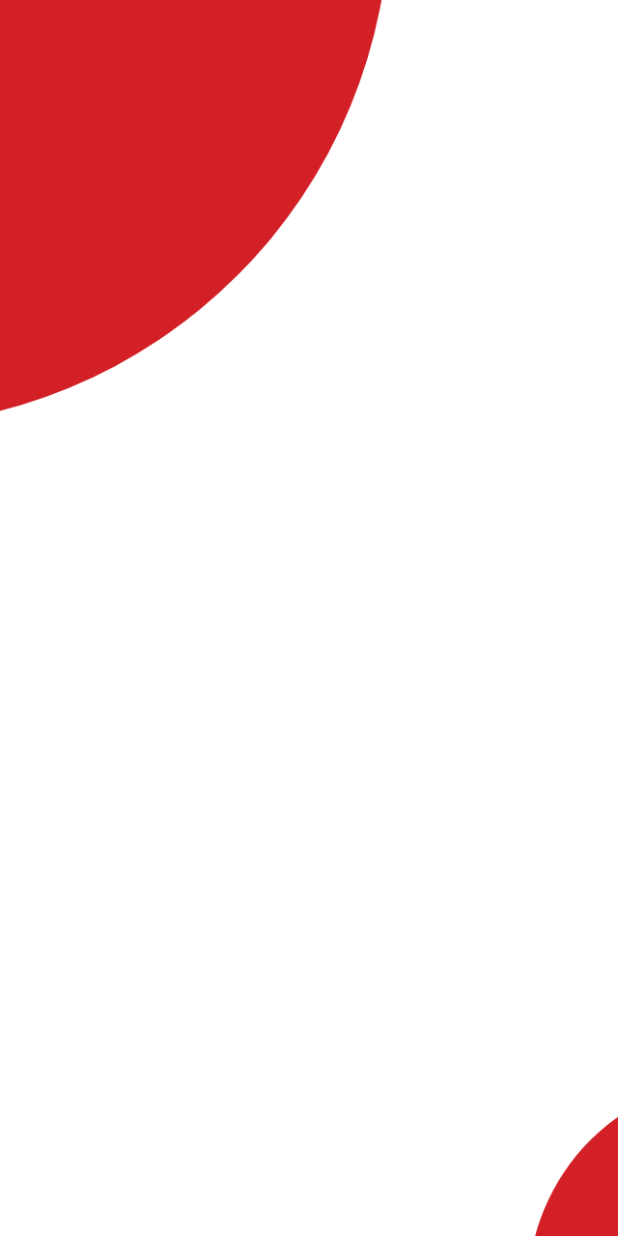
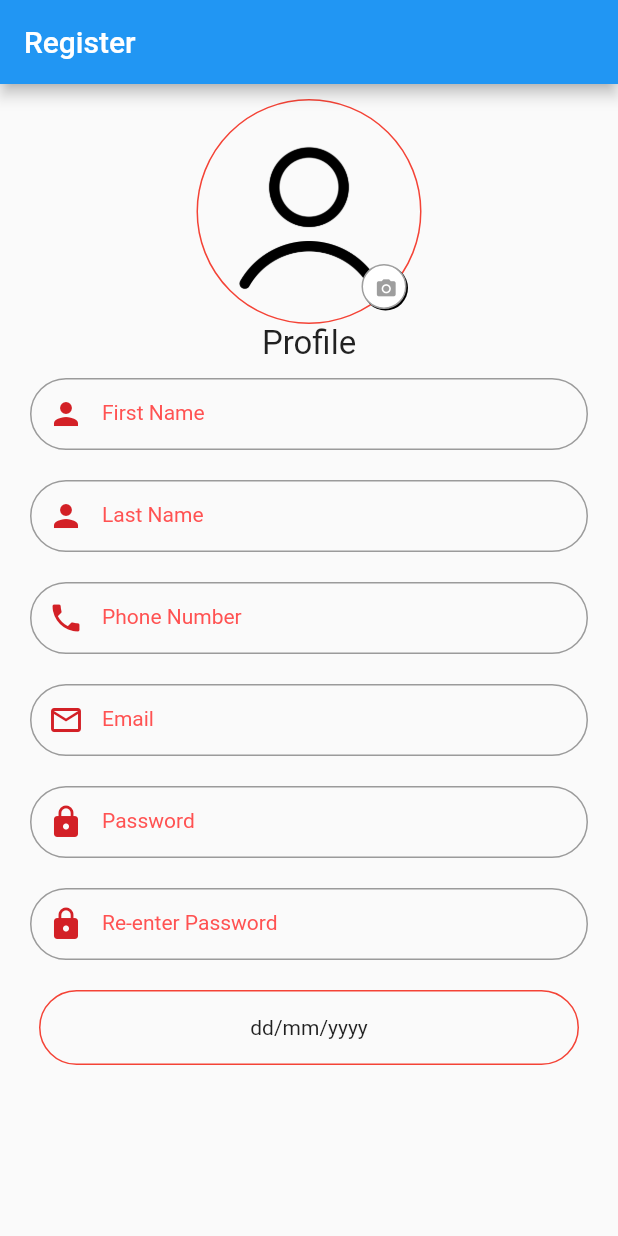
Before and after one commit to MiheretuTesh/Flutter-Temp, a Flutter app: the screen it shows after launch, on a phone screen of 412 x 824 dp. Run offline on Flutter 3.47's test engine with Material 2 defaults, Android fonts, the phone set to English and light mode, and no system bars; our stand-ins replace image_picker, qr_flutter.

Commit message:
added donation card and registration form

```diff
--- a/client/lib/main.dart
+++ b/client/lib/main.dart
@@ -1,4 +1,5 @@
 import 'package:eshiblood/src/app.dart';
 import 'package:flutter/material.dart';
 
+
 void main() => runApp(App());
--- a/client/lib/src/app.dart
+++ b/client/lib/src/app.dart
@@ -1,10 +1,14 @@
+import 'package:eshiblood/src/screens/donation_card_screen.dart';
 import 'package:eshiblood/src/screens/welcome_screen.dart';
+import './screens/registration_screen.dart';
 import 'package:flutter/material.dart';
 
 
 class App extends StatelessWidget {
   @override
   Widget build(BuildContext context) {
-    return WelcomeScreen();
+    return MaterialApp(
+      home: RegisterScaffold(),
+    );
   }
 }
--- /dev/null
+++ b/client/lib/src/screens/registration_screen.dart
@@ -0,0 +1,251 @@
+import 'package:flutter/material.dart';
+import 'package:flutter/services.dart';
+import 'package:image_picker/image_picker.dart';
+
+class RegisterScaffold extends StatelessWidget {
+  const RegisterScaffold({Key? key}) : super(key: key);
+
+  @override
+  Widget build(BuildContext context) {
+    return Scaffold(
+      appBar: AppBar(
+        title: Text("Register"),
+      ),
+      body: RegisterWidget(),
+    );
+  }
+}
+
+class RegisterWidget extends StatelessWidget {
+  RegisterWidget({Key? key}) : super(key: key);
+
+  @override
+  Widget build(BuildContext context) {
+    return Form(
+      child: Container(
+        padding: EdgeInsets.all(10),
+        child: ListView(
+          scrollDirection: Axis.vertical,
+          children: [
+            Column(
+              crossAxisAlignment: CrossAxisAlignment.start,
+              children: [
+                ProfileWidget(),
+                TextFieldWidget(
+                  "First Name",
+                  "First Name",
+                  Icon(
+                    Icons.person,
+                    color: Color(0xFFD32026),
+                  ),
+                ),
+                TextFieldWidget(
+                  "Last Name",
+                  "Last Name",
+                  Icon(
+                    Icons.person,
+                    color: Color(0xFFD32026),
+                  ),
+                ),
+                TextFieldWidget(
+                    "Phone Number",
+                    "+2519********",
+                    Icon(
+                      Icons.phone,
+                      color: Color(0xFFD32026),
+                    ),
+                    textInputType: TextInputType.phone),
+                TextFieldWidget(
+                  "Email",
+                  "Email",
+                  Icon(
+                    Icons.mail_outline,
+                    color: Color(0xFFD32026),
+                  ),
+                  textInputType: TextInputType.emailAddress,
+                ),
+                TextFieldWidget(
+                  "Password",
+                  "Password",
+                  Icon(
+                    Icons.lock,
+                    color: Color(0xFFD32026),
+                  ),
+                  obsecureText: true,
+                ),
+                TextFieldWidget(
+                  "Re-enter Password",
+                  "Re-enter Password",
+                  Icon(
+                    Icons.lock,
+                    color: Color(0xFFD32026),
+                  ),
+                  obsecureText: true,
+                ),
+                // ElevatedButton(
+                //     onPressed: () => {
+                //           showDatePicker(
+
+                //             context: context,
+
+                //             initialDate: DateTime.now(),
+                //             firstDate: DateTime(2020),
+                //             lastDate: DateTime(2022),
+                //           )
+                //         },
+                //     child: Text("date")),
+                Center(
+                  child: GestureDetector(
+
+                    child: Container(
+                      margin: EdgeInsets.all(10),
+                      width: 360,
+                      height: 50,
+                      decoration: BoxDecoration(
+                        border: Border.all(color: Colors.red),
+                        borderRadius: BorderRadius.circular(50)),
+                      child: Center(child: Text("dd/mm/yyyy")),
+                    ),
+                    onTap: ()=>{
+                    print("tapped"),
+                    showDatePicker(
+                            context: context,
+                            initialDate: DateTime.now(),
+                            firstDate: DateTime(2020),
+                            lastDate: DateTime(2022),
+                          )
+                  },
+                  ),
+                ),
+
+              ],
+            ),
+          ],
+        ),
+      ),
+    );
+  }
+}
+
+class ProfileWidget extends StatelessWidget {
+  final ImagePicker _picker = ImagePicker();
+
+  @override
+  Widget build(BuildContext context) {
+    return Column(
+      children: [
+        Center(
+          child: Stack(
+            alignment: AlignmentDirectional.bottomEnd,
+            clipBehavior: Clip.none,
+            children: [
+              GestureDetector(
+                onTap: () async => {
+                  // await _picker.pickImage(source: ImageSource.gallery)
+                  await _picker
+                      .pickImage(source: ImageSource.gallery)
+                      .then((value) => print(value!.path))
+                },
+                child: Container(
+                  padding: EdgeInsets.all(0),
+                  decoration: BoxDecoration(
+                      border: Border.all(color: Colors.red, width: 1),
+                      shape: BoxShape.circle),
+                  width: 150,
+                  height: 150,
+                  child: Image.asset(
+                    "assets/images/person.png",
+                    fit: BoxFit.cover,
+                  ),
+                ),
+              ),
+              Positioned(
+                right: 10,
+                bottom: 10,
+                child: Container(
+                  width: 30,
+                  height: 30,
+                  decoration: BoxDecoration(
+                    border: Border.all(color: Colors.grey),
+                    color: Colors.white,
+                    borderRadius: BorderRadius.circular(15),
+                    boxShadow: [BoxShadow(offset: Offset(1, 1))],
+                  ),
+                  child: IconButton(
+                    onPressed: () async =>
+                        {await _picker.pickImage(source: ImageSource.gallery)},
+                    icon: Icon(
+                      Icons.camera_alt,
+                      color: Colors.grey,
+                    ),
+                    iconSize: 15,
+                  ),
+                ),
+              ),
+            ],
+          ),
+        ),
+        Center(
+            child: Text(
+          "Profile",
+          style: TextStyle(
+            fontSize: 22,
+          ),
+        )),
+      ],
+    );
+  }
+}
+
+class TextFieldWidget extends StatelessWidget {
+  String label;
+
+  Icon icon;
+
+  String hint;
+
+  TextInputType textInputType;
+
+  bool obsecureText;
+
+  bool readOnly=false;
+
+
+
+  TextFieldWidget(String this.label, String this.hint, Icon this.icon,
+      {bool this.obsecureText = false,
+      TextInputType this.textInputType = TextInputType.text,bool this.readOnly = false});
+
+  @override
+  Widget build(BuildContext context) {
+    return Container(
+      padding: EdgeInsets.all(10),
+      child: TextField(
+        style: TextStyle(
+          height: 1.8,
+          fontSize: 20,
+        ),
+        readOnly: this.readOnly,
+        obscureText: this.obsecureText,
+        keyboardType: this.textInputType,
+        cursorColor: Color(0xFFD32026),
+        decoration: InputDecoration(
+          hintText: this.hint,
+          hintStyle: TextStyle(color: Colors.grey, fontSize: 20),
+          labelText: this.label,
+          labelStyle: TextStyle(color: Colors.redAccent, fontSize: 14),
+          prefixIcon: this.icon,
+          contentPadding: EdgeInsets.only(left: 20),
+          focusedBorder: OutlineInputBorder(
+            borderSide: BorderSide(color: Color(0xFFD32026), width: 2),
+            borderRadius: BorderRadius.circular(50),
+          ),
+          border: OutlineInputBorder(
+            borderSide: BorderSide(color: Color(0xFFD32026), width: 2),
+            borderRadius: BorderRadius.circular(50),
+          ),
+        ),
+      ),
+    );
+  }
+}
--- a/client/pubspec.yaml
+++ b/client/pubspec.yaml
@@ -13,6 +13,8 @@ dependencies:
     sdk: flutter
 
   cupertino_icons: ^1.0.2
+  qr_flutter: ^4.0.0
+  image_picker: any
 
 dev_dependencies:
   flutter_test:
```
Also changed, not shown: client/lib/src/screens/donation_card_screen.dart (added, +179 -0 lines), client/assets/images/person.png (added), client/flutter_01.png (added), client/pubspec.lock.
